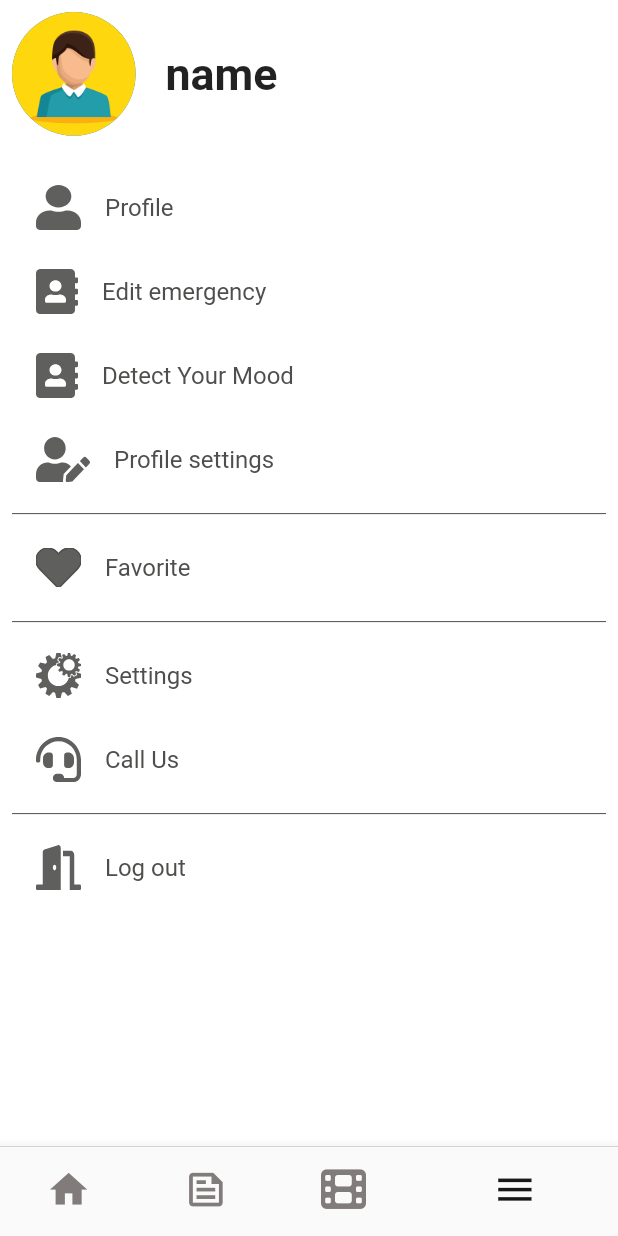
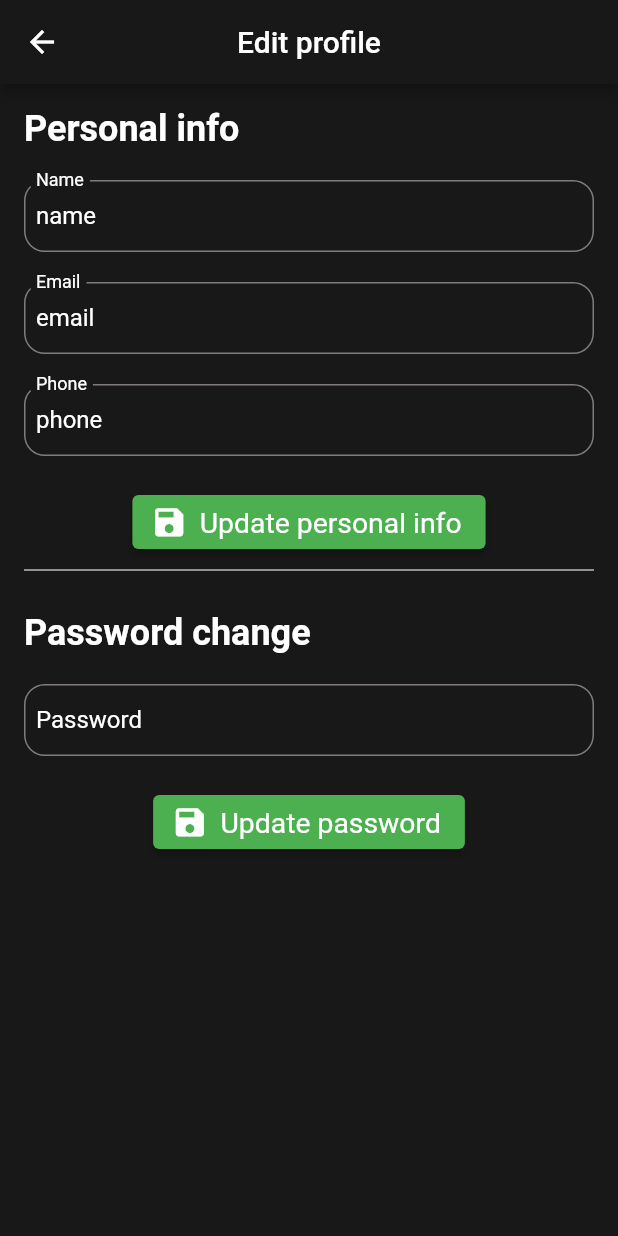
Before and after one commit to Hossam52/Moody-AI-app, a Flutter app: the screen it shows after launch, item 4 of the bottom bar chosen, after a tap on "Profile settings", on a phone screen of 412 x 824 dp. Run offline on Flutter 3.47's test engine with Material 2 defaults, Android fonts, the phone set to English and light mode, and no system bars; our stand-ins replace bloc, cached_network_image, cloud_firestore, device_preview, dio, email_validator and 10 more; missing offline and left inert: flutter_facebook_auth; accounts and stored records are empty.

Commit message:
add the remain screens and profile settings screen

```diff
--- a/lib/modules/auth/register/register_screen.dart
+++ b/lib/modules/auth/register/register_screen.dart
@@ -40,6 +40,8 @@ class RegisterScreen extends StatelessWidget {
       backgroundColor: ColorManager.black,
       appBar: AppBar(
         backgroundColor: ColorManager.black,
+        title: const Text('New user'),
+        centerTitle: true,
       ),
       body: BlocProvider(
         create: (context) => AuthCubit(),
--- /dev/null
+++ b/lib/modules/settings/profile_settings.dart
@@ -0,0 +1,124 @@
+import 'package:flutter/material.dart';
+import 'package:moody_app/shared/cubits/app_cubit/app_cubit.dart';
+import 'package:moody_app/shared/cubits/auth_cubit/auth_cubit.dart';
+import 'package:moody_app/shared/cubits/auth_cubit/auth_states.dart';
+import 'package:moody_app/widgets/default_text_button.dart';
+import 'package:moody_app/widgets/default_text_button_with_icon.dart';
+import 'package:moody_app/widgets/default_text_field.dart';
+import 'package:flutter_bloc/flutter_bloc.dart';
+
+class ProfileSettings extends StatefulWidget {
+  const ProfileSettings({Key? key}) : super(key: key);
+
+  @override
+  State<ProfileSettings> createState() => _ProfileSettingsState();
+}
+
+class _ProfileSettingsState extends State<ProfileSettings> {
+  final formKey = GlobalKey<FormState>();
+  final nameController = TextEditingController();
+  final emailController = TextEditingController();
+  final phoneController = TextEditingController();
+
+  final newPasswordController = TextEditingController();
+  @override
+  void initState() {
+    super.initState();
+    final user = AppCubit.get(context).getUser;
+    nameController.text = user.name;
+    emailController.text = user.email;
+    phoneController.text = user.phone;
+  }
+
+  @override
+  Widget build(BuildContext context) {
+    final user = AppCubit.get(context).getUser;
+    return Scaffold(
+      appBar: AppBar(title: const Text('Edit profile'), centerTitle: true),
+      body: Form(
+        key: formKey,
+        child: BlocProvider(
+          create: (context) => AuthCubit(),
+          child: BlocBuilder<AuthCubit, AuthStates>(
+            builder: (context, state) {
+              return Padding(
+                padding: const EdgeInsets.all(16.0),
+                child: SingleChildScrollView(
+                  child: Column(
+                    crossAxisAlignment: CrossAxisAlignment.start,
+                    children: [
+                      const _ProfilePicture(),
+                      _buildHeader('Personal info'),
+                      const SizedBox(height: 20),
+                      DefaultTextField(
+                          hintText: 'Name', controller: nameController),
+                      const SizedBox(height: 20),
+                      DefaultTextField(
+                          hintText: 'Email', controller: emailController),
+                      const SizedBox(height: 20),
+                      DefaultTextField(
+                          hintText: 'Phone', controller: phoneController),
+                      const SizedBox(height: 20),
+                      _saveButton('Update personal info', () {
+                        AuthCubit.instance(context).updateProfileData(user.id,
+                            email: emailController.text,
+                            name: nameController.text);
+                      }),
+                      const Divider(
+                        thickness: 1.2,
+                        color: Colors.grey,
+                      ),
+                      const SizedBox(height: 20),
+                      _buildHeader('Password change'),
+                      const SizedBox(height: 20),
+                      DefaultTextField(
+                          hintText: 'Password',
+                          controller: newPasswordController),
+                      const SizedBox(height: 20),
+                      _saveButton('Update password', () {
+                        AuthCubit.instance(context).updateProfileData(user.id,
+                            password: newPasswordController.text);
+                      }),
+                    ],
+                  ),
+                ),
+              );
+            },
+          ),
+        ),
+      ),
+    );
+  }
+
+  Widget _buildHeader(String text) {
+    return Text(text,
+        style: const TextStyle(
+            color: Colors.white, fontWeight: FontWeight.bold, fontSize: 24));
+  }
+
+  Widget _saveButton(String text, VoidCallback updateAttributes) {
+    return Builder(builder: (context) {
+      return Center(
+        child: DefaultTextButtonWithIcon(
+            iconData: Icons.save,
+            onPressed: () {
+              if (formKey.currentState!.validate()) {
+                updateAttributes();
+              }
+            },
+            colorButton: Colors.green,
+            title: text,
+            textColor: Colors.white),
+      );
+    });
+  }
+}
+
+class _ProfilePicture extends StatelessWidget {
+  const _ProfilePicture({Key? key}) : super(key: key);
+
+  @override
+  Widget build(BuildContext context) {
+    return Container();
+  }
+}
--- a/lib/presentation/resources/strings_manager.dart
+++ b/lib/presentation/resources/strings_manager.dart
@@ -1,3 +1,5 @@
 class StringsManager {
   static String noRecommandedMusic = 'No Recommanded Music Untill Now';
+  static String callusMessage =
+      'If you find any problem you can contact us and report about the problem on the following contacts:';
 }
--- a/lib/shared/cubits/auth_cubit/auth_states.dart
+++ b/lib/shared/cubits/auth_cubit/auth_states.dart
@@ -39,3 +39,13 @@ class GetMyProfileErrorState extends AuthStates {
   final String error;
   GetMyProfileErrorState({required this.error});
 }
+
+//UpdateProfileData online fetch data
+class UpdateProfileDataLoadingState extends AuthStates {}
+
+class UpdateProfileDataSuccessState extends AuthStates {}
+
+class UpdateProfileDataErrorState extends AuthStates {
+  final String error;
+  UpdateProfileDataErrorState({required this.error});
+}
--- a/lib/shared/cubits/profile_cubit/profile_cubit.dart
+++ b/lib/shared/cubits/profile_cubit/profile_cubit.dart
@@ -92,6 +92,8 @@ class ProfileCubit extends Cubit<ProfileStates> {
           followingPersonPreview: friendPreview);
 
       user.usersIdFollowing.add(friendPreview);
+      userModel!.followersCount++;
+
       emit(FollowFriendSuccessState());
     } catch (e) {
       emit(FollowFriendErrorState(error: e.toString()));
@@ -105,6 +107,7 @@ class ProfileCubit extends Cubit<ProfileStates> {
       emit(UnFollowLoadingState());
       await _firestore.profileServices
           .unFollowFriend(myProfileId: user.id, friendId: friendId);
+      userModel!.followersCount--;
       user.usersIdFollowing.removeWhere((e) => e.id == friendId);
 
       emit(UnFollowSuccessState());
--- a/lib/shared/network/firebase_services/services/firebase_firestore/profile_services.dart
+++ b/lib/shared/network/firebase_services/services/firebase_firestore/profile_services.dart
@@ -96,4 +96,11 @@ class ProfileServices {
         .get();
     return allData;
   }
+
+  Future<void> updateUserData(String id, {String? email, String? name}) async {
+    await _firestore.collection(FireStorePaths.usersPath).doc(id).update({
+      if (email != null) 'email': email,
+      if (name != null) 'name': name,
+    });
+  }
 }
```
Also changed, not shown: lib/modules/home/inspiration_screen/post_item.dart (+11 -7 lines), lib/modules/profiles/friend_profile.dart (+16 -7 lines), lib/modules/profiles/profile_common_widgets/profile_posts.dart (+4 -3 lines), lib/modules/settings/call_us_screen.dart (+48 -1 lines), lib/modules/settings/settings_screen.dart (+13 -3 lines), lib/shared/cubits/auth_cubit/auth_cubit.dart (+18 -3 lines), lib/shared/network/firebase_services/services/fire_auth.dart/fire_auth.dart (+26 -0 lines), assets/images/emotions.png (added).
